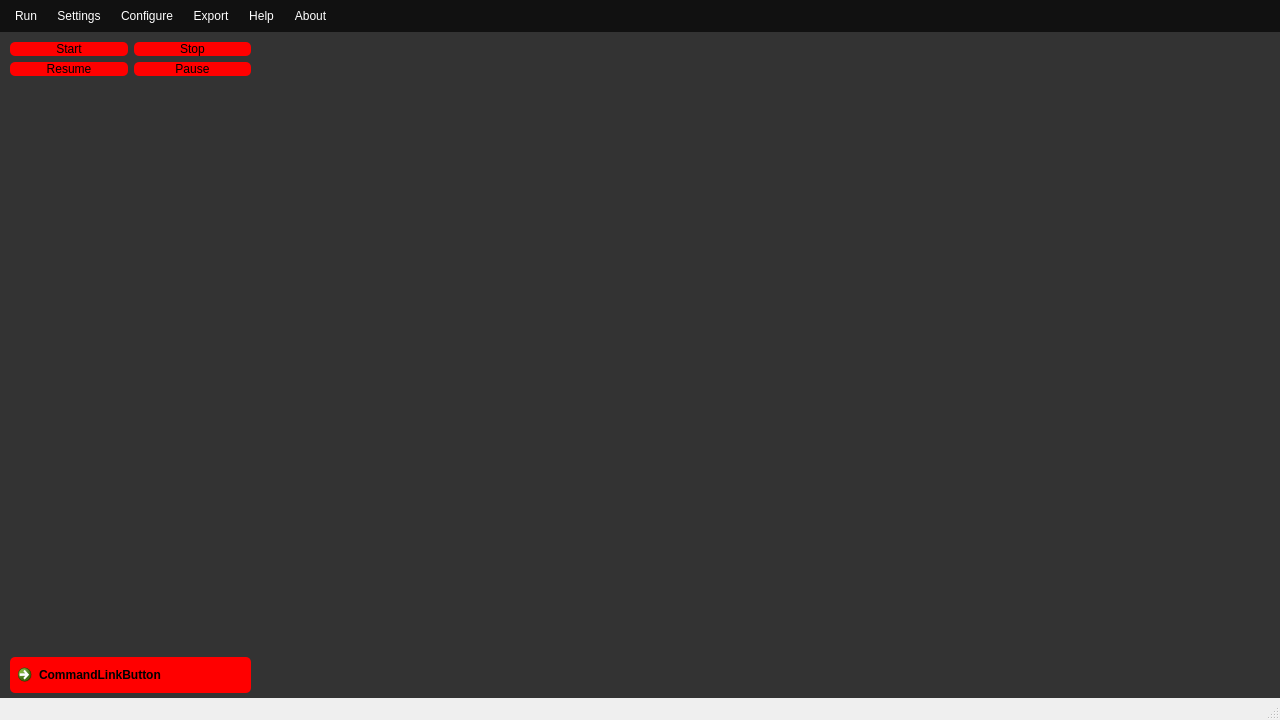
Before: the Qt Designer form generated_ui/mainWindow.ui in lPrimemaster/DCScan, drawn with Qt 5.
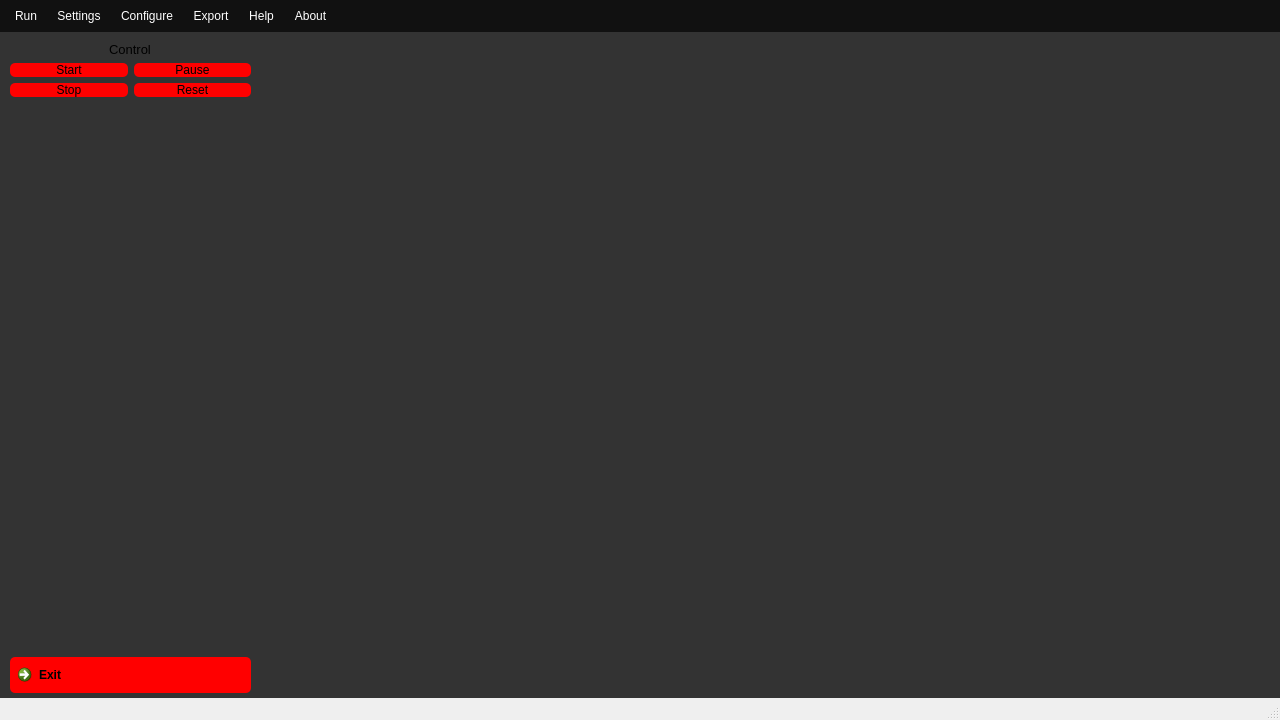
After: the same form once the commit is applied. Custom widgets are drawn as their Qt base class.

Patch:
```diff
--- a/generated_ui/mainWindow.ui
+++ b/generated_ui/mainWindow.ui
@@ -102,24 +102,36 @@
      </rect>
     </property>
     <layout class="QVBoxLayout" name="verticalSide">
+     <item alignment="Qt::AlignHCenter">
+      <widget class="QLabel" name="label_control">
+       <property name="font">
+        <font>
+         <pointsize>10</pointsize>
+        </font>
+       </property>
+       <property name="text">
+        <string>Control</string>
+       </property>
+      </widget>
+     </item>
      <item>
       <layout class="QVBoxLayout" name="verticalLayout_3">
        <item>
         <layout class="QGridLayout" name="gridLayout_2">
          <item row="1" column="1">
+          <widget class="QPushButton" name="button_reset">
+           <property name="text">
+            <string>Reset</string>
+           </property>
+          </widget>
+         </item>
+         <item row="0" column="1">
           <widget class="QPushButton" name="button_pause">
            <property name="text">
             <string>Pause</string>
            </property>
           </widget>
          </item>
-         <item row="0" column="1">
-          <widget class="QPushButton" name="button_stop">
-           <property name="text">
-            <string>Stop</string>
-           </property>
-          </widget>
-         </item>
          <item row="0" column="0">
           <widget class="QPushButton" name="button_start">
            <property name="text">
@@ -128,9 +140,9 @@
           </widget>
          </item>
          <item row="1" column="0">
-          <widget class="QPushButton" name="button_resume">
+          <widget class="QPushButton" name="button_stop">
            <property name="text">
-            <string>Resume</string>
+            <string>Stop</string>
            </property>
           </widget>
          </item>
@@ -156,7 +168,7 @@
        <item>
         <widget class="QCommandLinkButton" name="commandLinkButton">
          <property name="text">
-          <string>CommandLinkButton</string>
+          <string>Exit</string>
          </property>
         </widget>
        </item>
```
Left out of the diff: 2 changed lines with no effect on the pictures.
